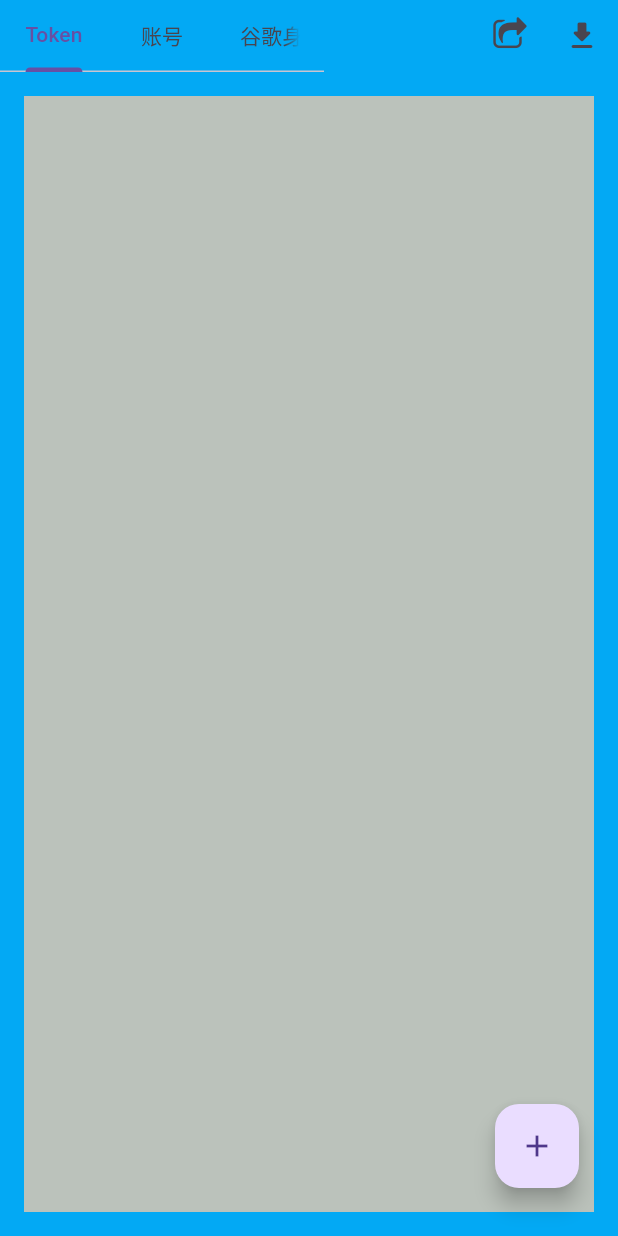
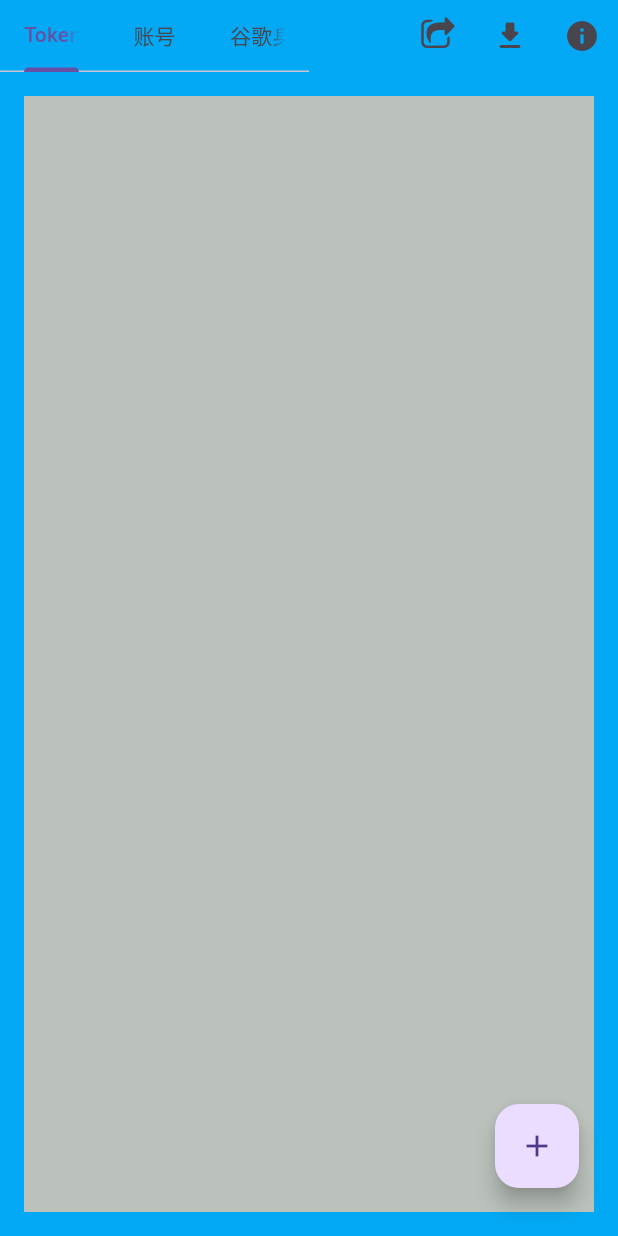
Before and after one commit to stong1994/secret_book, a Flutter app: the screen it shows after launch, on a phone screen of 412 x 824 dp. Run offline on Flutter 3.47's test engine with Material 3 defaults, Android fonts, the phone set to English and light mode, and no system bars; our stand-ins replace event_bus, file_picker, sqflite, sqflite_common_ffi; missing offline and left inert: base32; accounts and stored records are empty.

Commit message:
获取当前ip

```diff
--- a/lib/home.dart
+++ b/lib/home.dart
@@ -1,5 +1,6 @@
 import 'package:flutter/material.dart';
 import 'package:secret_book/page/googleauth/home.dart';
+import 'package:secret_book/page/tool_buton/ip.dart';
 
 import 'page/account/home.dart';
 import 'page/data_exchange/exchange.dart';
@@ -38,7 +39,9 @@ class _HomeState extends State<Home> with SingleTickerProviderStateMixin {
         backgroundColor: Colors.lightBlue,
         appBar: PreferredSize(
           preferredSize: const Size.fromHeight(kToolbarHeight),
-          child: Row(children: [
+          child: Row(
+            mainAxisAlignment: MainAxisAlignment.spaceBetween,
+              children: [
             Expanded(
                 child: TabBar(
               // isScrollable: true,
@@ -49,7 +52,9 @@ class _HomeState extends State<Home> with SingleTickerProviderStateMixin {
                 Tab(text: '谷歌身份验证器'),
               ],
             )),
-            const SizedBox(width: 100),
+            Flexible(child: Row(
+              mainAxisSize: MainAxisSize.min,
+              children: [
                 IconButton(
                   icon: const Icon(exportIcon),
                   tooltip: "导出数据",
@@ -60,6 +65,14 @@ class _HomeState extends State<Home> with SingleTickerProviderStateMixin {
                   tooltip: "导入数据",
                   onPressed: import(context),
                 ),
+                IconButton(
+                  icon: const Icon(Icons.info),
+                  tooltip: "查看当前App信息",
+                  onPressed: IpPage(context: context).build(),
+                ),
+              ],
+            ))
+            // const SizedBox(width: 100),
           ]),
         ),
         body: TabBarView(
```
Also changed, not shown: lib/page/tool_buton/ip.dart (added, +53 -0 lines), lib/utils/ips.dart (added, +8 -0 lines), pubspec.lock, 2 other files. Lines whose indentation alone changed are shown as unchanged.
